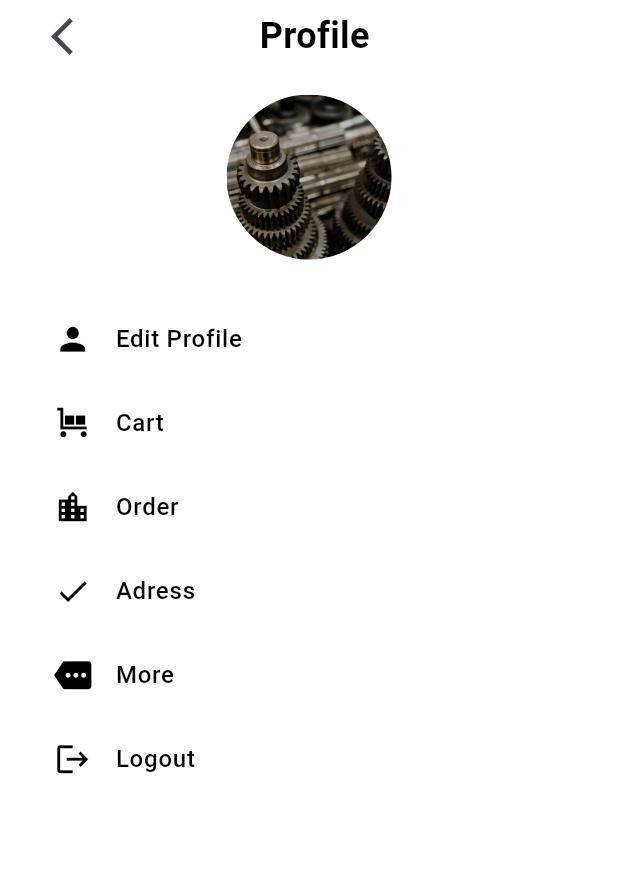
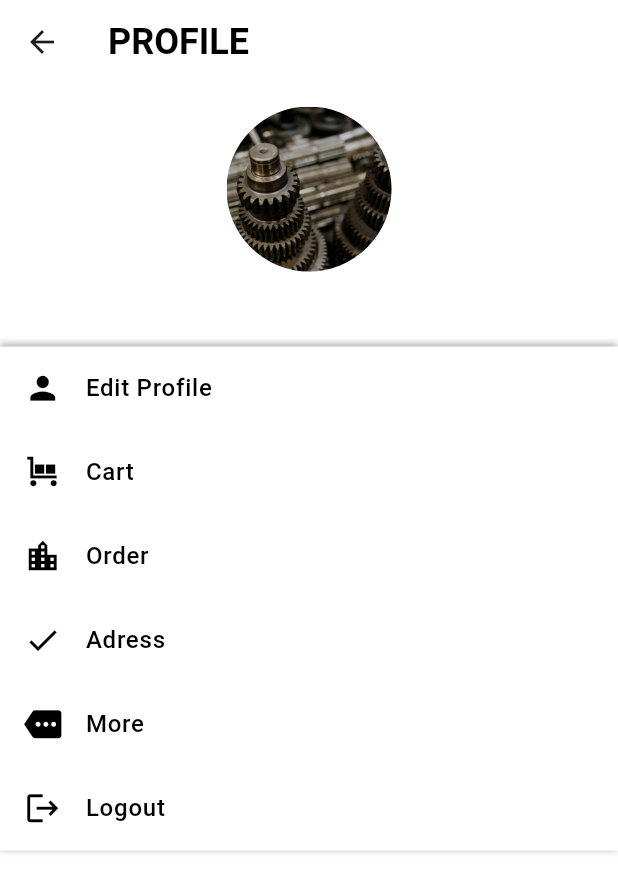
Before and after one commit to devdreamweaver007/ecom-spare-parts-College-Project-, a Flutter app: the Profileview screen opened directly, on a phone screen of 412 x 824 dp. Shown: the top 893 px of the screen. Run offline on Flutter 3.47's test engine with Material 3 defaults, Android fonts, the phone set to English and light mode, and no system bars; our stand-ins replace another_flushbar, carousel_slider, curved_navigation_bar, dio, dots_indicator, flutter_easyloading and 6 more; accounts and stored records are empty; network calls fail.

Commit message:
22/06/24/11:01 Am

```diff
--- a/lib/bottombar/custom_bottom_bar.dart
+++ b/lib/bottombar/custom_bottom_bar.dart
@@ -4,6 +4,7 @@ import 'package:spareproject/Constents/colors.dart';
 import 'package:spareproject/Features/Cart/view/cart_screen.dart';
 import 'package:spareproject/Features/Home/Home_View/homeView.dart';
 import 'package:spareproject/Features/brands/view/brandsScreen.dart';
+import 'package:spareproject/profile/profileView/profileView.dart';
 
 class BottomNavBar extends StatefulWidget {
   @override
@@ -18,7 +19,7 @@ class _BottomNavBarState extends State<BottomNavBar> {
     HomeView(), // Screen for index 0
     CartScreen(),// Screen for index 1
     AllBrandsScreen(),  // Screen for index 2
-    Container(color: authColor), // Screen for index 3 Screen for index 4
+    Profileview() // Screen for index 3 Screen for index 4
   ];
 
   @override
--- a/lib/profile/profileView/profileView.dart
+++ b/lib/profile/profileView/profileView.dart
@@ -43,30 +43,17 @@ class _ProfileviewState extends State<Profileview> {
   @override
   Widget build(BuildContext context) {
     return Scaffold(
+      appBar: AppBar(
+        backgroundColor: whiteColor,
+        title: Text(
+                  'PROFILE',
+                  style: authText(24, blackColor, FontWeight.bold),
+                ),
+      ),
       backgroundColor: whiteColor,
       body: SafeArea(
         child: Column(
           children: [
-            Row(
-              children: [
-                Padding(
-                  padding: const EdgeInsets.only(left: 25),
-                  child: IconButton(
-                      onPressed: () {},
-                      icon: const Icon(
-                        Icons.arrow_back_ios,
-                        size: 30,
-                      )),
-                ),
-                SizedBox(
-                  width: 100,
-                ),
-                Text(
-                  'Profile',
-                  style: authText(24, blackColor, FontWeight.bold),
-                ),
-              ],
-            ),
             SizedBox(
               height: 15,
             ),
@@ -75,13 +62,15 @@ class _ProfileviewState extends State<Profileview> {
               backgroundImage: AssetImage('bgImage.jpg'.ImagePath),
             ),
             SizedBox(
-              height: 25,
+              height: 50,
             ),
-            Padding(
-              padding: const EdgeInsets.only(left: 20),
-              child: Container(
+            Container(
+              width: MediaQuery.of(context).size.width,
               decoration: BoxDecoration(color: whiteColor, boxShadow: [
-                  BoxShadow(color: Colors.grey, offset: Offset.zero)
+                BoxShadow(color: Colors.grey,
+                 blurRadius: 4,
+                 spreadRadius: .3,
+                 offset: Offset(0, -1))
               ]),
               child: Column(
                 children: [
@@ -122,7 +111,6 @@ class _ProfileviewState extends State<Profileview> {
                   ),
                 ],
               ),
-              ),
             )
           ],
         ),
```
Lines whose indentation alone changed are shown as unchanged.
